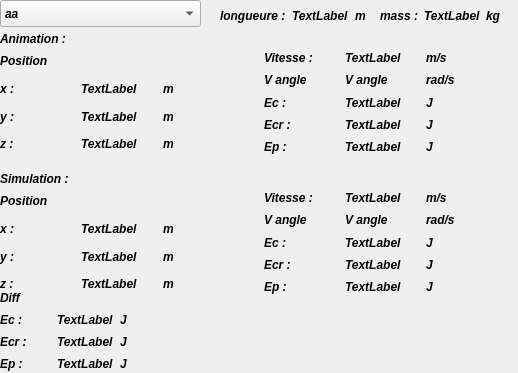
Above: projet/physics/Debugging.ui from LuJu/ProjetMTR before the change. Below: the same form after it.
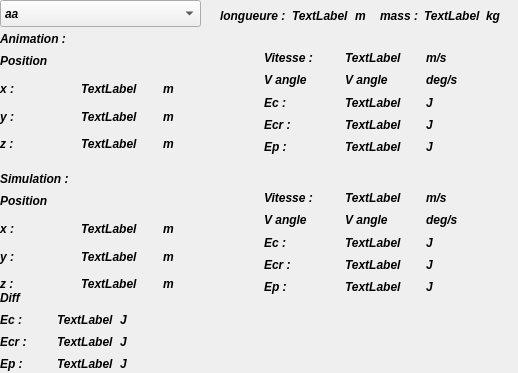
That is the form after the change.

Diff of the .ui file:
```diff
--- a/projet/physics/Debugging.ui
+++ b/projet/physics/Debugging.ui
@@ -495,7 +495,7 @@
            </font>
           </property>
           <property name="text">
-           <string>rad/s</string>
+           <string>deg/s</string>
           </property>
          </widget>
         </item>
@@ -994,7 +994,7 @@
            </font>
           </property>
           <property name="text">
-           <string>rad/s</string>
+           <string>deg/s</string>
           </property>
          </widget>
         </item>
```
